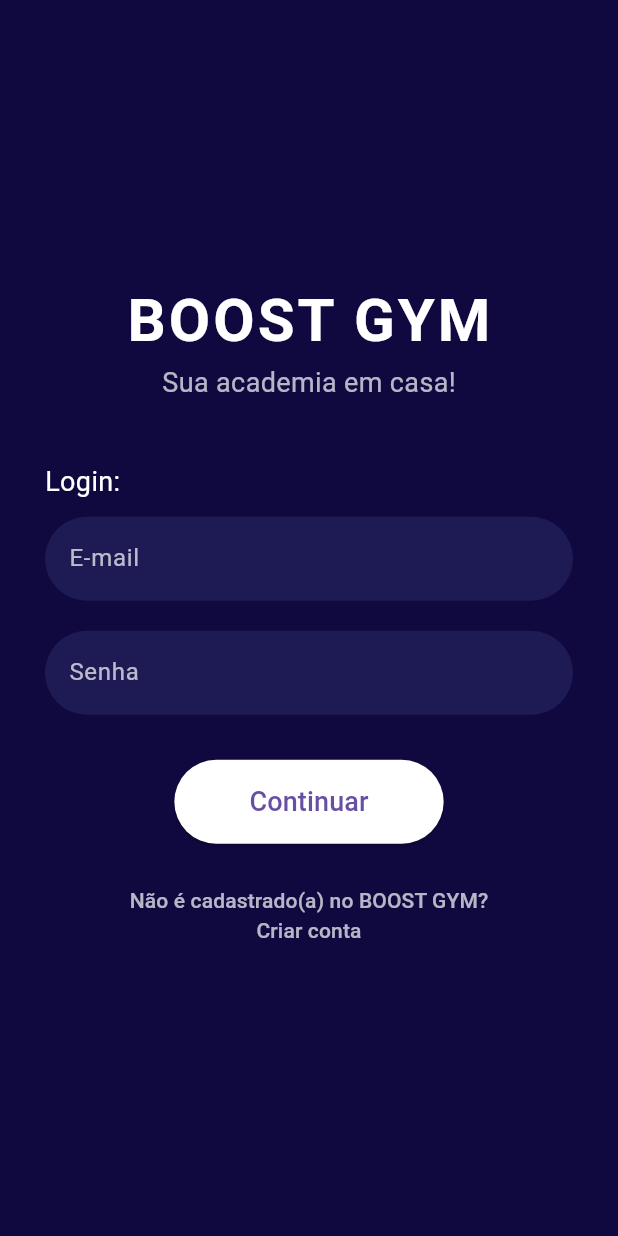
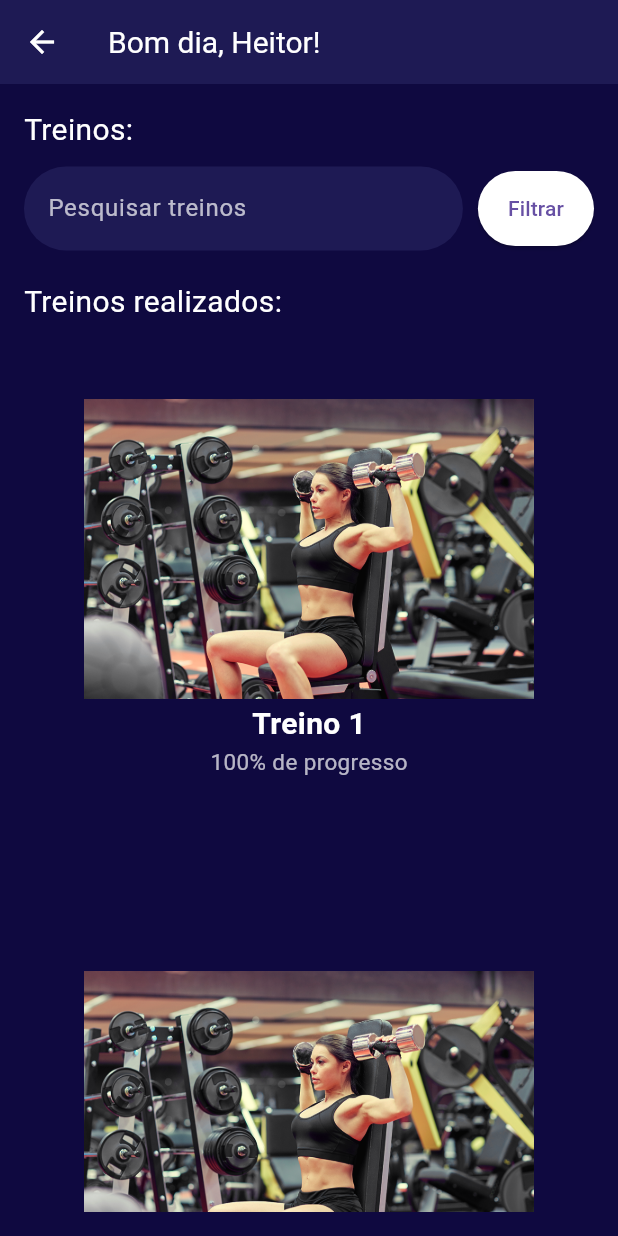
Before and after one commit to 1TTiringa/boostacademia, a Flutter app: the screen it shows after launch, after a tap on "Continuar", on a phone screen of 412 x 824 dp. Run offline on Flutter 3.47's test engine with Material 3 defaults, Android fonts, the phone set to English and light mode, and no system bars.

Commit message:
pagina 1

```diff
--- a/lib/main.dart
+++ b/lib/main.dart
@@ -5,47 +5,40 @@ void main() {
     debugShowCheckedModeBanner: false,
     initialRoute: 'login',
     routes: {
-      'login': (context) => const Login(),
-      'registro': (context) => const Registro(),
+      'login': (context) => const LoginPage(),
+      'registro': (context) => const RegistroPage(),
+      'treinos': (context) => const TreinosPage(),
     },
   ));
 }
 
-class Login extends StatefulWidget {
-  const Login({Key? key}) : super(key: key);
-
-  @override
-  State<Login> createState() => _LoginPage();
-}
-
-class _LoginPage extends State<Login> {
-  TextEditingController emailController = TextEditingController();
-  TextEditingController senhaController = TextEditingController();
+class LoginPage extends StatelessWidget {
+  const LoginPage({Key? key}) : super(key: key);
 
   @override
   Widget build(BuildContext context) {
     return Scaffold(
-      backgroundColor: const Color(0xFF0f0940), // Cor de fundo
-      body: Center(
-        child: Padding(
-          padding: const EdgeInsets.symmetric(horizontal: 30.0),
+      backgroundColor: const Color(0xFF0f0940),
+      body: Padding(
+        padding: const EdgeInsets.all(16.0),
         child: Column(
           mainAxisAlignment: MainAxisAlignment.center,
           children: [
+            const Spacer(),
             const Text(
               'BOOST GYM',
               style: TextStyle(
                 color: Colors.white,
-                  fontSize: 40,
+                fontSize: 36,
                 fontWeight: FontWeight.bold,
-                  letterSpacing: 2.0,
               ),
             ),
+            const SizedBox(height: 10),
             const Text(
               'Sua academia em casa!',
               style: TextStyle(
-                  color: Colors.white70,
-                  fontSize: 18,
+                color: Colors.white,
+                fontSize: 16,
               ),
             ),
             const SizedBox(height: 40),
@@ -55,17 +48,16 @@ class _LoginPage extends State<Login> {
                 'Login:',
                 style: TextStyle(
                   color: Colors.white,
-                    fontSize: 18,
+                  fontSize: 20,
                 ),
               ),
             ),
             const SizedBox(height: 10),
             TextField(
-                controller: emailController,
               style: const TextStyle(color: Colors.white),
               decoration: InputDecoration(
-                  hintText: 'E-mail',
-                  hintStyle: const TextStyle(color: Colors.white70),
+                labelText: 'E-mail:',
+                labelStyle: const TextStyle(color: Colors.white),
                 filled: true,
                 fillColor: const Color(0xFF1e1a54),
                 border: OutlineInputBorder(
@@ -76,12 +68,11 @@ class _LoginPage extends State<Login> {
             ),
             const SizedBox(height: 20),
             TextField(
-                controller: senhaController,
+              style: const TextStyle(color: Colors.white),
               obscureText: true,
-                style: const TextStyle(color: Colors.white),
               decoration: InputDecoration(
-                  hintText: 'Senha',
-                  hintStyle: const TextStyle(color: Colors.white70),
+                labelText: 'Senha:',
+                labelStyle: const TextStyle(color: Colors.white),
                 filled: true,
                 fillColor: const Color(0xFF1e1a54),
                 border: OutlineInputBorder(
@@ -90,81 +81,65 @@ class _LoginPage extends State<Login> {
                 ),
               ),
             ),
-              const SizedBox(height: 30),
+            const SizedBox(height: 20),
             ElevatedButton(
               onPressed: () {
-                  // Lógica de login
+                Navigator.pushNamed(context, 'treinos');
               },
               style: ElevatedButton.styleFrom(
-                  padding: const EdgeInsets.symmetric(vertical: 15, horizontal: 50),
-                  backgroundColor: Color.fromARGB(255, 255, 255, 255),
+                padding: const EdgeInsets.symmetric(
+                    vertical: 15, horizontal: 50),
+                backgroundColor: const Color(0xFF1e1a54),
                 shape: RoundedRectangleBorder(
                   borderRadius: BorderRadius.circular(30),
                 ),
               ),
-                child: const Text(
-                  'Continuar',
-                  style: TextStyle(fontSize: 18),
+              child: const Text('Continuar'),
             ),
-              ),
-              const SizedBox(height: 20),
+            const Spacer(),
             TextButton(
               onPressed: () {
                 Navigator.pushNamed(context, 'registro');
               },
               child: const Text(
-                  'Não é cadastrado(a) no BOOST GYM?\nCriar conta',
-                  textAlign: TextAlign.center,
-                  style: TextStyle(
-                    color: Colors.white70,
-                    fontSize: 14,
-                  ),
+                'Não é cadastrado(a) no BOOST GYM? Criar conta',
+                style: TextStyle(color: Colors.white),
               ),
             ),
           ],
-          ),
         ),
       ),
     );
   }
 }
 
-class Registro extends StatefulWidget {
-  const Registro({Key? key}) : super(key: key);
-
-  @override
-  State<Registro> createState() => _RegistroState();
-}
-
-class _RegistroState extends State<Registro> {
-  TextEditingController nomeCompletoController = TextEditingController();
-  TextEditingController emailController = TextEditingController();
-  TextEditingController senhaController = TextEditingController();
+class RegistroPage extends StatelessWidget {
+  const RegistroPage({Key? key}) : super(key: key);
 
   @override
   Widget build(BuildContext context) {
     return Scaffold(
-      backgroundColor: const Color(0xFF0f0940), // Cor de fundo
-      body: Center(
-        child: Padding(
-          padding: const EdgeInsets.symmetric(horizontal: 30.0),
+      backgroundColor: const Color(0xFF0f0940),
+      body: Padding(
+        padding: const EdgeInsets.all(16.0),
         child: Column(
           mainAxisAlignment: MainAxisAlignment.center,
           children: [
+            const Spacer(),
             const Text(
               'BOOST GYM',
               style: TextStyle(
                 color: Colors.white,
-                  fontSize: 40,
+                fontSize: 36,
                 fontWeight: FontWeight.bold,
-                  letterSpacing: 2.0,
               ),
             ),
+            const SizedBox(height: 10),
             const Text(
               'Sua academia em casa!',
               style: TextStyle(
-                  color: Colors.white70,
-                  fontSize: 18,
+                color: Colors.white,
+                fontSize: 16,
               ),
             ),
             const SizedBox(height: 40),
@@ -174,17 +149,16 @@ class _RegistroState extends State<Registro> {
                 'Criar conta:',
                 style: TextStyle(
                   color: Colors.white,
-                    fontSize: 18,
+                  fontSize: 20,
                 ),
               ),
             ),
             const SizedBox(height: 10),
             TextField(
-                controller: nomeCompletoController,
               style: const TextStyle(color: Colors.white),
               decoration: InputDecoration(
-                  hintText: 'Nome Completo',
-                  hintStyle: const TextStyle(color: Colors.white70),
+                labelText: 'Nome Completo:',
+                labelStyle: const TextStyle(color: Colors.white),
                 filled: true,
                 fillColor: const Color(0xFF1e1a54),
                 border: OutlineInputBorder(
@@ -195,11 +169,10 @@ class _RegistroState extends State<Registro> {
             ),
             const SizedBox(height: 20),
             TextField(
-                controller: emailController,
               style: const TextStyle(color: Colors.white),
               decoration: InputDecoration(
-                  hintText: 'E-mail',
-                  hintStyle: const TextStyle(color: Colors.white70),
+                labelText: 'E-mail:',
+                labelStyle: const TextStyle(color: Colors.white),
                 filled: true,
                 fillColor: const Color(0xFF1e1a54),
                 border: OutlineInputBorder(
@@ -210,11 +183,89 @@ class _RegistroState extends State<Registro> {
             ),
             const SizedBox(height: 20),
             TextField(
-                controller: senhaController,
+              style: const TextStyle(color: Colors.white),
               obscureText: true,
+              decoration: InputDecoration(
+                labelText: 'Senha:',
+                labelStyle: const TextStyle(color: Colors.white),
+                filled: true,
+                fillColor: const Color(0xFF1e1a54),
+                border: OutlineInputBorder(
+                  borderRadius: BorderRadius.circular(30),
+                  borderSide: BorderSide.none,
+                ),
+              ),
+            ),
+            const SizedBox(height: 20),
+            ElevatedButton(
+              onPressed: () {
+                Navigator.pushNamed(context, 'login');
+              },
+              style: ElevatedButton.styleFrom(
+                padding: const EdgeInsets.symmetric(
+                    vertical: 15, horizontal: 50),
+                backgroundColor: const Color(0xFF1e1a54),
+                shape: RoundedRectangleBorder(
+                  borderRadius: BorderRadius.circular(30),
+                ),
+              ),
+              child: const Text('Continuar'),
+            ),
+            const Spacer(),
+            TextButton(
+              onPressed: () {
+                Navigator.pushNamed(context, 'login');
+              },
+              child: const Text(
+                'Já tem conta no BOOST GYM? Entre Aqui',
+                style: TextStyle(color: Colors.white),
+              ),
+            ),
+          ],
+        ),
+      ),
+    );
+  }
+}
+
+class TreinosPage extends StatelessWidget {
+  const TreinosPage({Key? key}) : super(key: key);
+
+  @override
+  Widget build(BuildContext context) {
+    return Scaffold(
+      backgroundColor: const Color(0xFF0f0940),
+      appBar: AppBar(
+        foregroundColor: Colors.white,
+        backgroundColor: const Color(0xFF1e1a54),
+        title: const Text(
+          'Bom dia, Heitor!',
+          style: TextStyle(
+            color: Colors.white,
+            fontSize: 20,
+          ),
+        ),
+      ),
+      body: Padding(
+        padding: const EdgeInsets.all(16.0),
+        child: Column(
+          crossAxisAlignment: CrossAxisAlignment.start,
+          children: [
+            const Text(
+              'Treinos:',
+              style: TextStyle(
+                color: Colors.white,
+                fontSize: 20,
+              ),
+            ),
+            const SizedBox(height: 10),
+            Row(
+              children: [
+                Expanded(
+                  child: TextField(
                     style: const TextStyle(color: Colors.white),
                     decoration: InputDecoration(
-                  hintText: 'Senha',
+                      hintText: 'Pesquisar treinos',
                       hintStyle: const TextStyle(color: Colors.white70),
                       filled: true,
                       fillColor: const Color(0xFF1e1a54),
@@ -224,42 +275,68 @@ class _RegistroState extends State<Registro> {
                       ),
                     ),
                   ),
-              const SizedBox(height: 30),
+                ),
+                const SizedBox(width: 10),
                 ElevatedButton(
                   onPressed: () {
-                  // Lógica de registro
-                  Navigator.pop(context);
+                    // Lógica de filtro
                   },
                   style: ElevatedButton.styleFrom(
-                  padding: const EdgeInsets.symmetric(vertical: 15, horizontal: 50),
-                  backgroundColor: Color.fromARGB(255, 255, 255, 255),
+                    padding: const EdgeInsets.symmetric(
+                        vertical: 15, horizontal: 20),
+                    backgroundColor: const Color(0xFFFFFFFF),
                     shape: RoundedRectangleBorder(
                       borderRadius: BorderRadius.circular(30),
                     ),
                   ),
-                child: const Text(
-                  'Continuar',
-                  style: TextStyle(fontSize: 18),
+                  child: const Text('Filtrar'),
+                ),
+              ],
+            ),
+            const SizedBox(height: 20),
+            const Text(
+              'Treinos realizados:',
+              style: TextStyle(
+                color: Colors.white,
+                fontSize: 20,
               ),
             ),
-              const SizedBox(height: 20),
-              TextButton(
-                onPressed: () {
-                  Navigator.pop(context);
-                },
-                child: const Text(
-                  'Já tem conta no BOOST GYM?\nEntre Aqui',
-                  textAlign: TextAlign.center,
-                  style: TextStyle(
-                    color: Colors.white70,
-                    fontSize: 14,
+            const SizedBox(height: 50),
+            Expanded(
+              child: GridView.count(
+               mainAxisSpacing: 1,
+                crossAxisCount: 1,
+                // crossAxisSpacing: 10,
+                // mainAxisSpacing: 1,
+                children: List.generate(4, (index) {
+                  return Column(
+                    children: [
+                      Image.asset(
+                        "images/1.png", width: 300,
                       ),
+                      const SizedBox(height: 2),
+                      Text(
+                        'Treino ${index + 1}',
+                        style: const TextStyle(
+                          color: Colors.white,
+                          fontWeight: FontWeight.bold,
+                          fontSize: 20,
+                        ),
+                      ),
+                      Text(
+                        index % 2 == 0
+                            ? '100% de progresso'
+                            : '85% de progresso',
+                        style: const TextStyle(color: Colors.white70, fontSize: 15,),
+                      ),
+                    ],
+                  );
+                }),
               ),
             ),
           ],
         ),
       ),
-      ),
     );
   }
 }
--- a/pubspec.yaml
+++ b/pubspec.yaml
@@ -59,9 +59,8 @@ flutter:
   uses-material-design: true
 
   # To add assets to your application, add an assets section, like this:
-  # assets:
-  #   - images/a_dot_burr.jpeg
-  #   - images/a_dot_ham.jpeg
+  assets:
+    - images/1.png
 
   # An image asset can refer to one or more resolution-specific "variants", see
   # https://flutter.dev/assets-and-images/#resolution-aware
```
Also changed, not shown: images/1.png (added). Lines whose indentation alone changed are shown as unchanged.
